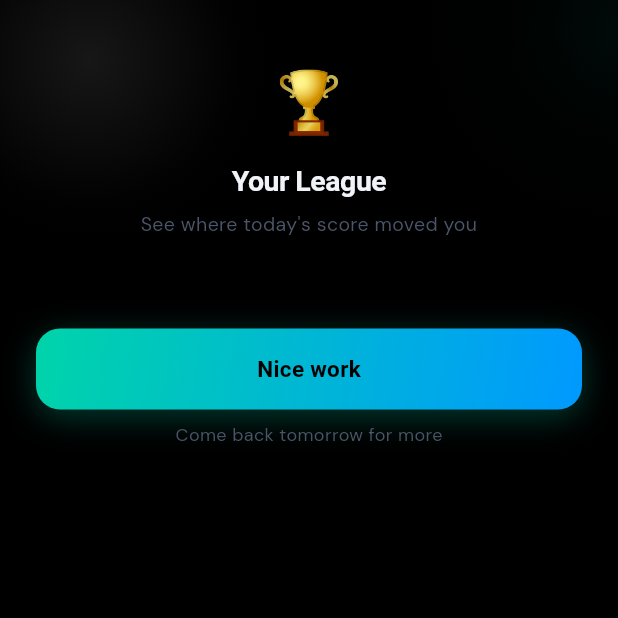
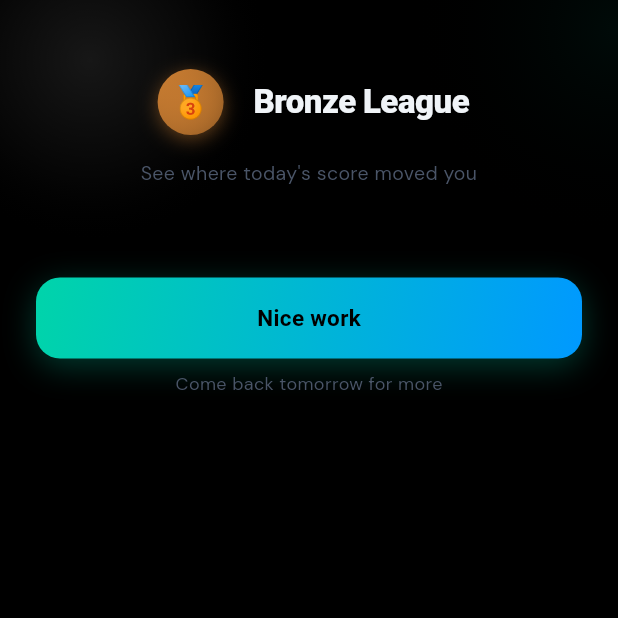
Before and after one commit to TheBrinkLabs/Capitle, a Flutter app: the LeagueRevealScreen screen opened directly with empty values, on a phone screen of 412 x 824 dp, the top half of it. Run offline on Flutter 3.47's test engine with Material 3 defaults, Android fonts, the phone set to English and light mode, and no system bars; our stand-ins replace cloud_firestore, firebase_auth, firebase_core, flutter_local_notifications, flutter_riverpod, flutter_timezone and 6 more; missing offline and left inert: in_app_update, unity_ads_plugin; accounts and stored records are empty; network calls fail.

Commit message:
Auto-clean test-account league entries, show tier on the post-game reveal
Debug builds now stamp isTestAccount: true on their player doc at
creation — dev/test devices have no way to signal "I'm being
uninstalled" (no real detection mechanism exists for that), so the
daily join job now deletes anything still flagged that way after 72h
instead of leaving it in the production league indefinitely like a
real player.

Also extracts the League tab's medal+tier-name header (LeagueTierHero)
into a shared widget and reuses it on the post-game league reveal
screen, which previously just said generic "Your League" — now shows
the actual tier ("Bronze League" etc.) the same way the main League
tab does.

Co-Authored-By: Claude Sonnet 5 <noreply@anthropic.com>

```diff
--- a/lib/core/widgets/league_reveal_screen.dart
+++ b/lib/core/widgets/league_reveal_screen.dart
@@ -5,6 +5,7 @@ import '../theme/app_theme.dart';
 import 'app_effects.dart';
 import 'league_rank_reveal.dart';
 import '../../features/league/providers/league_provider.dart';
+import '../../features/league/widgets/league_tier_badge.dart' show LeagueTierHero;
 import '../../features/home/widgets/banner_ad_widget.dart' show BannerPosition;
 import '../utils/banner_position_route.dart';
 
@@ -36,13 +37,13 @@ class _LeagueRevealScreenState extends ConsumerState<LeagueRevealScreen>
   @override
   Widget build(BuildContext context) {
     final isDark = Theme.of(context).brightness == Brightness.dark;
-    final textColor = isDark ? AppColors.textDark : AppColors.textLight;
     final textMuted = isDark ? AppColors.textMutedDark : AppColors.textMutedLight;
 
     final data = ref.watch(playerDocProvider).valueOrNull?.data();
     final inLeague = data != null &&
         data['roomId'] != null &&
         data['pendingJoin'] != true;
+    final tier = data?['tier'] as String? ?? 'bronze';
 
     void finish() {
       HapticFeedback.mediumImpact();
@@ -64,18 +65,9 @@ class _LeagueRevealScreenState extends ConsumerState<LeagueRevealScreen>
                     duration: const Duration(milliseconds: 500),
                     curve: Curves.elasticOut,
                     builder: (context, scale, child) => Transform.scale(scale: scale, child: child),
-                    child: const Text('🏆', style: TextStyle(fontSize: 40)),
+                    child: LeagueTierHero(tier: tier, isDark: isDark),
                   ),
                   const SizedBox(height: 10),
-                  Text(
-                    'Your League',
-                    textAlign: TextAlign.center,
-                    style: TextStyle(
-                      fontFamily: 'Outfit', fontSize: 19, fontWeight: FontWeight.w700,
-                      color: textColor, letterSpacing: -0.3,
-                    ),
-                  ),
-                  const SizedBox(height: 6),
                   Text(
                     "See where today's score moved you",
                     textAlign: TextAlign.center,
--- a/lib/features/league/widgets/league_tier_badge.dart
+++ b/lib/features/league/widgets/league_tier_badge.dart
@@ -1,4 +1,5 @@
 import 'package:flutter/material.dart';
+import '../../../core/theme/app_theme.dart';
 
 /// Tiers currently live in the league. Platinum is deliberately not in
 /// this list yet — the room-assignment fallback (a single, possibly
@@ -58,3 +59,61 @@ class LeagueTierBadge extends StatelessWidget {
     );
   }
 }
+
+/// Prominent tier display — the medal and the tier name ("Bronze
+/// League") sitting directly on the page, no card/border around it.
+/// Used both at the top of the active League tab and on the post-game
+/// league reveal, so a player sees the exact same "you're in Bronze
+/// League" framing in both places.
+class LeagueTierHero extends StatelessWidget {
+  final String tier;
+  final bool isDark;
+  const LeagueTierHero({super.key, required this.tier, required this.isDark});
+
+  @override
+  Widget build(BuildContext context) {
+    final color = tierColor(tier);
+    final textColor = isDark ? AppColors.textDark : AppColors.textLight;
+
+    return Row(mainAxisSize: MainAxisSize.min, children: [
+      SizedBox(
+        width: 56,
+        height: 56,
+        child: Stack(alignment: Alignment.center, children: [
+          // Soft outer glow.
+          Container(
+            width: 56, height: 56,
+            decoration: BoxDecoration(
+              shape: BoxShape.circle,
+              gradient: RadialGradient(colors: [color.withOpacity(0.3), Colors.transparent]),
+            ),
+          ),
+          // The medal itself — gradient-filled circle matching the
+          // tier's own colour rather than a fixed preset.
+          Container(
+            width: 44, height: 44,
+            decoration: BoxDecoration(
+              shape: BoxShape.circle,
+              gradient: LinearGradient(
+                begin: Alignment.topLeft, end: Alignment.bottomRight,
+                colors: [color, color.withOpacity(0.65)],
+              ),
+              boxShadow: [
+                BoxShadow(color: color.withOpacity(0.45), blurRadius: 10, offset: const Offset(0, 3)),
+              ],
+            ),
+            child: Center(child: Text(tierEmoji(tier), style: const TextStyle(fontSize: 21))),
+          ),
+        ]),
+      ),
+      const SizedBox(width: 14),
+      Text(
+        '${tierLabel(tier)} League',
+        style: TextStyle(
+          fontFamily: 'Outfit', fontSize: 22, fontWeight: FontWeight.w800,
+          color: textColor, letterSpacing: -0.3,
+        ),
+      ),
+    ]);
+  }
+}
```
Also changed, not shown: lib/data/repositories/league_repository.dart (+9 -0 lines), lib/features/league/screens/league_screen.dart (+1 -58 lines), 1 other file.
